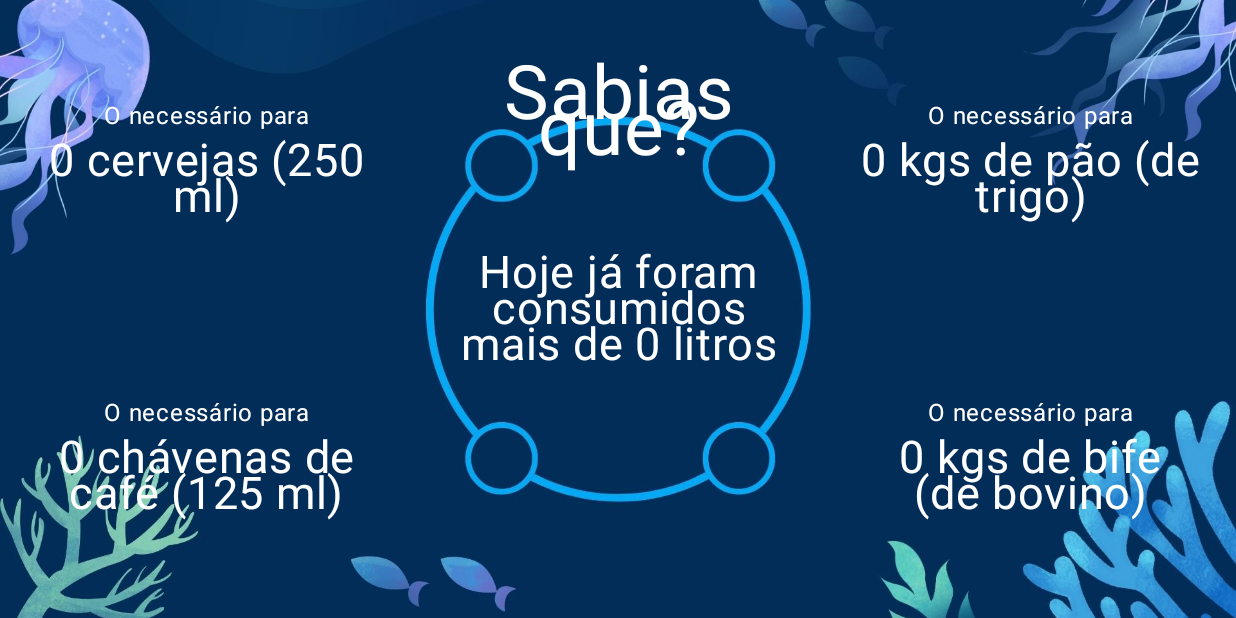
After one commit to priest110/nautilus, an Android app built with Jetpack Compose: the InfoScreen screen opened through its navigation route, on a phone screen of 824 x 412 dp (held sideways). The commit adds this screen. Run offline under Robolectric (Android 15) with nearby library versions, the phone set to English and light mode, and no system bars; our stand-ins replace Firebase (no records; nobody signed in at launch, a user with empty details on screens opened directly).

Commit message:
Add all functionalities and UI

```diff
--- a/app/src/main/java/com/example/nautilus/MainActivity.kt
+++ b/app/src/main/java/com/example/nautilus/MainActivity.kt
@@ -1,58 +1,22 @@
 package com.example.nautilus
 
-import android.media.tv.TvContract.Channels.Logo
 import android.os.Bundle
 import android.util.Log
 import androidx.activity.ComponentActivity
 import androidx.activity.compose.setContent
-import androidx.compose.foundation.Image
-import androidx.compose.foundation.layout.Arrangement
-import androidx.compose.foundation.layout.Box
-import androidx.compose.foundation.layout.Column
-import androidx.compose.foundation.layout.fillMaxHeight
-import androidx.compose.foundation.layout.fillMaxSize
-import androidx.compose.foundation.layout.fillMaxWidth
-import androidx.compose.foundation.layout.padding
-import androidx.compose.material.icons.Icons
-import androidx.compose.material.icons.rounded.Add
-import androidx.compose.material3.Button
-import androidx.compose.material3.Icon
-import androidx.compose.material3.MaterialTheme
-import androidx.compose.material3.Surface
-import androidx.compose.material3.Text
-import androidx.compose.runtime.Composable
-import androidx.compose.runtime.getValue
-import androidx.compose.runtime.mutableStateOf
-import androidx.compose.runtime.saveable.rememberSaveable
-import androidx.compose.runtime.setValue
-import androidx.compose.ui.Alignment
-import androidx.compose.ui.Modifier
-import androidx.compose.ui.graphics.painter.Painter
-import androidx.compose.ui.layout.ContentScale
-import androidx.compose.ui.res.painterResource
-import androidx.compose.ui.text.style.TextAlign
-import androidx.compose.ui.tooling.preview.Devices
-import androidx.compose.ui.tooling.preview.Preview
-import androidx.compose.ui.unit.dp
-import androidx.compose.ui.unit.sp
-import com.example.nautilus.data.DataSource
-import com.example.nautilus.model.AwarenessImage
-import com.example.nautilus.model.Shower
 import com.example.nautilus.ui.theme.NautilusTheme
 
-// Tag for logging
-private const val TAG = "MainActivity"
+private val TAG = "MainActivity" // Logging tag
 
 class MainActivity : ComponentActivity() {
+
     override fun onCreate(savedInstanceState: Bundle?) {
         super.onCreate(savedInstanceState)
         Log.d(TAG, "onCreate Called")
+
         setContent {
             NautilusTheme {
-                // A surface container using the 'background' color from the theme
-                Surface(modifier = Modifier.fillMaxSize(), color = MaterialTheme.colorScheme.background) {
-                    NautilusApp(showers = DataSource.showersList, awarenessImages = DataSource.awarenessImagesList)
-                }
+                NautilusApp()
             }
         }
     }
@@ -87,65 +51,3 @@ class MainActivity : ComponentActivity() {
         Log.d(TAG, "onDestroy Called")
     }
 }
-
-@Composable
-fun NautilusApp(showers: List<Shower>, awarenessImages: List<AwarenessImage>, modifier: Modifier = Modifier) {
-    var totalLiters by rememberSaveable { mutableStateOf(0) }
-    var litersByShower by rememberSaveable { mutableStateOf(0) }
-
-    var currentAwarenessImageIndex by rememberSaveable { mutableStateOf(0) }
-
-    var currentAwarenessImageLiters by rememberSaveable {
-        mutableStateOf(awarenessImages[currentAwarenessImageIndex].liters)
-    }
-    var currentAwarenessImageId by rememberSaveable {
-        mutableStateOf(awarenessImages[currentAwarenessImageIndex].imageId)
-    }
-
-    val background = painterResource(id = R.drawable.background)
-    Box {
-        // Background
-        Image(
-            painter = background,
-            contentDescription = null,
-            contentScale = ContentScale.Crop,
-            modifier = modifier.fillMaxSize()
-        )
-        // Create a column so that texts don't overlap
-        Column(
-            modifier = Modifier
-                .fillMaxWidth()
-                .fillMaxHeight(),
-            verticalArrangement = Arrangement.Center,
-            horizontalAlignment = Alignment.CenterHorizontally
-        ) {
-            val image = painterResource(id = R.drawable.nautilus)
-            Image(
-                painter = image,
-                contentDescription = "Logo Nautilus",
-                modifier = Modifier
-                    .padding(8.dp)
-            )
-            Button(onClick = { println("Click") }){
-                Text(
-                    text = "SABE MAIS ",
-                    fontSize = 30.sp
-                )
-                Icon(
-                    Icons.Rounded.Add,
-                    contentDescription = null
-                )
-            }
-        }
-    }
-}
-
-
-
-@Preview(showBackground = true, widthDp = 1280, heightDp = 900)
-@Composable
-fun NautilusAppPreview() {
-    NautilusTheme {
-        NautilusApp(showers = DataSource.showersList, awarenessImages = DataSource.awarenessImagesList)
-    }
-}
--- /dev/null
+++ b/app/src/main/java/com/example/nautilus/NautilusScreen.kt
@@ -0,0 +1,61 @@
+package com.example.nautilus
+
+import androidx.annotation.StringRes
+import androidx.compose.foundation.layout.fillMaxHeight
+import androidx.compose.foundation.layout.fillMaxSize
+import androidx.compose.material3.Surface
+import androidx.compose.runtime.Composable
+import androidx.compose.runtime.collectAsState
+import androidx.compose.runtime.getValue
+import androidx.compose.ui.Modifier
+import androidx.lifecycle.viewmodel.compose.viewModel
+import androidx.navigation.NavHostController
+import androidx.navigation.compose.NavHost
+import androidx.navigation.compose.composable
+import androidx.navigation.compose.rememberNavController
+import com.example.nautilus.data.DataSource
+import com.example.nautilus.ui.HomeScreen
+import com.example.nautilus.ui.InfoScreen
+import com.example.nautilus.ui.ShowersViewModel
+
+/**
+ * enum values that represent the screens in the app
+ */
+enum class NautilusScreen(@StringRes val title: Int) {
+    Home(title = R.string.app_name),
+    Info(title = R.string.info),
+}
+
+@Composable
+fun NautilusApp(
+    viewModel: ShowersViewModel = viewModel(),
+    navController: NavHostController = rememberNavController()
+) {
+    Surface(
+        modifier = Modifier.fillMaxSize(),
+    ) {  ->
+        val uiState by viewModel.uiState.collectAsState()
+
+        NavHost(
+            navController = navController,
+            startDestination = NautilusScreen.Home.name,
+        ) {
+            composable(route = NautilusScreen.Home.name) {
+                HomeScreen(
+                    onNextButtonClicked = {
+                        navController.navigate(NautilusScreen.Info.name)
+                    },
+                    modifier = Modifier
+                        .fillMaxSize()
+                )
+            }
+            composable(route = NautilusScreen.Info.name) {
+                InfoScreen(
+                    total = uiState.totalLiters,
+                    messages = DataSource.awarenessMessages,
+                    modifier = Modifier.fillMaxHeight()
+                )
+            }
+        }
+    }
+}
--- a/app/src/main/java/com/example/nautilus/data/DataSource.kt
+++ b/app/src/main/java/com/example/nautilus/data/DataSource.kt
@@ -1,27 +1,16 @@
 package com.example.nautilus.data
 
-import com.example.nautilus.model.AwarenessImage
-import com.example.nautilus.model.Shower
+import com.example.nautilus.R
 
 
 /**
- * [Datasource] generates a list of [Shower] and [AwarenessImage]
+ * [DataSource] generates a list of awareness images
  */
 object DataSource {
-    val showersList = listOf(
-        Shower(0, 5),
-        Shower(1, 10),
-        Shower(2, 15),
-        Shower(3, 30),
-        Shower(4, 50),
-        Shower(5, 100)
-    )
-    val awarenessImagesList = listOf(
-        AwarenessImage(0, 5),
-        AwarenessImage(1, 10),
-        AwarenessImage(2, 15),
-        AwarenessImage(3, 30),
-        AwarenessImage(4, 50),
-        AwarenessImage(5, 100)
+    val awarenessMessages = listOf(
+        Pair(R.string.beers, 74),    // 74 litre for a glass of 250 ml (beer)
+        Pair(R.string.coffees, 132), // 132 litre per cup of 125 ml (coffee)
+        Pair(R.string.breads, 1608), // 1608 litre/kg pão de trigo
+        Pair(R.string.beefs, 15415)   // 15415 litre/kg bife de bovino
     )
 }
--- /dev/null
+++ b/app/src/main/java/com/example/nautilus/data/FirebaseConfig.kt
@@ -0,0 +1,29 @@
+package com.example.nautilus.data
+
+import android.util.Log
+import com.google.firebase.database.DataSnapshot
+import com.google.firebase.database.DatabaseError
+import com.google.firebase.database.DatabaseReference
+import com.google.firebase.database.FirebaseDatabase
+import com.google.firebase.database.ValueEventListener
+
+private const val TAG = "FirebaseConfig"
+
+object FirebaseConfig {
+    val database by lazy {
+        FirebaseDatabase.getInstance()
+    }
+}
+
+fun seedData(sensorsRefs: DatabaseReference, onDataChangeCallback: (DataSnapshot) -> Unit) {
+    sensorsRefs.addValueEventListener(object : ValueEventListener {
+        override fun onDataChange(dataSnapshot: DataSnapshot) {
+            onDataChangeCallback(dataSnapshot)
+        }
+
+        override fun onCancelled(error: DatabaseError) {
+            // Failed to read value
+            Log.w(TAG, "Failed to read value.", error.toException())
+        }
+    })
+}
--- a/app/src/main/java/com/example/nautilus/model/AwarenessImage.kt
+++ /dev/null
@@ -1,6 +0,0 @@
-package com.example.nautilus.model
-
-/**
- * [AwarenessImage] is the data class to represent the AwarenessImage imageId, and liters
- */
-data class AwarenessImage (val imageId: Int, val liters: Int)
--- a/app/src/main/java/com/example/nautilus/model/Shower.kt
+++ /dev/null
@@ -1,6 +0,0 @@
-package com.example.nautilus.model
-
-/**
- * [Shower] is the data class to represent the Shower showerId, liters
- */
-data class Shower (val showerId: Int, val liters: Int)
--- /dev/null
+++ b/app/src/main/java/com/example/nautilus/model/Showers.kt
@@ -0,0 +1,11 @@
+package com.example.nautilus.model
+
+/**
+ * [Showers] is the data class to represent the list of Showers
+ */
+data class Showers(
+    /** List of the showers ids that are consuming water */
+    val showersIds: List<String?> = listOf(),
+    /** Total of liters consumed today */
+    val totalLiters: Int = 0
+)
--- /dev/null
+++ b/app/src/main/java/com/example/nautilus/ui/HomeScreen.kt
@@ -0,0 +1,85 @@
+package com.example.nautilus.ui
+
+import androidx.compose.foundation.Image
+import androidx.compose.foundation.layout.Arrangement
+import androidx.compose.foundation.layout.Box
+import androidx.compose.foundation.layout.Column
+import androidx.compose.foundation.layout.fillMaxHeight
+import androidx.compose.foundation.layout.fillMaxSize
+import androidx.compose.foundation.layout.fillMaxWidth
+import androidx.compose.foundation.layout.padding
+import androidx.compose.material.icons.Icons
+import androidx.compose.material.icons.rounded.Info
+import androidx.compose.material3.Button
+import androidx.compose.material3.Icon
+import androidx.compose.material3.Text
+import androidx.compose.runtime.Composable
+import androidx.compose.ui.Alignment
+import androidx.compose.ui.Modifier
+import androidx.compose.ui.layout.ContentScale
+import androidx.compose.ui.res.painterResource
+import androidx.compose.ui.tooling.preview.Preview
+import androidx.compose.ui.unit.dp
+import androidx.compose.ui.unit.sp
+import com.example.nautilus.R
+import com.example.nautilus.ui.theme.NautilusTheme
+
+/**
+ * Composable that allows the user to select the "Sabe Mais" and triggers the navigation to
+ * next screen
+ */
+@Composable
+fun HomeScreen(
+    onNextButtonClicked: () -> Unit,
+    modifier: Modifier = Modifier
+) {
+    // Reusable strings and images
+    val background = painterResource(id = R.drawable.background)
+
+    Box {
+        // Background
+        Image(
+            painter = background,
+            contentDescription = null,
+            contentScale = ContentScale.Crop,
+            modifier = modifier.fillMaxSize()
+        )
+        // Create a column so that texts don't overlap
+        Column(
+            modifier = Modifier
+                .fillMaxWidth()
+                .fillMaxHeight(),
+            verticalArrangement = Arrangement.Center,
+            horizontalAlignment = Alignment.CenterHorizontally
+        ) {
+            val image = painterResource(id = R.drawable.nautilus)
+            Image(
+                painter = image,
+                contentDescription = "Logo Nautilus",
+                modifier = Modifier
+                    .padding(8.dp)
+            )
+            Button(onClick = onNextButtonClicked){
+                Text(
+                    text = "SABE MAIS ",
+                    fontSize = 30.sp
+                )
+                Icon(
+                    Icons.Rounded.Info,
+                    contentDescription = null
+                )
+            }
+        }
+    }
+}
+
+@Preview(showBackground = true, widthDp = 1280, heightDp = 900)
+@Composable
+fun HomePreview(){
+    NautilusTheme {
+        HomeScreen(
+            onNextButtonClicked = {},
+            modifier = Modifier.fillMaxSize()
+        )
+    }
+}
--- /dev/null
+++ b/app/src/main/java/com/example/nautilus/ui/InfoScreen.kt
@@ -0,0 +1,218 @@
+package com.example.nautilus.ui
+
+import androidx.compose.foundation.Image
+import androidx.compose.foundation.layout.Arrangement
+import androidx.compose.foundation.layout.Box
+import androidx.compose.foundation.layout.Column
+import androidx.compose.foundation.layout.Row
+import androidx.compose.foundation.layout.fillMaxHeight
+import androidx.compose.foundation.layout.fillMaxSize
+import androidx.compose.foundation.layout.fillMaxWidth
+import androidx.compose.foundation.layout.padding
+import androidx.compose.material3.Text
+import androidx.compose.runtime.Composable
+import androidx.compose.ui.Alignment
+import androidx.compose.ui.Modifier
+import androidx.compose.ui.graphics.Color
+import androidx.compose.ui.layout.ContentScale
+import androidx.compose.ui.res.painterResource
+import androidx.compose.ui.res.stringResource
+import androidx.compose.ui.text.style.TextAlign
+import androidx.compose.ui.unit.dp
+import androidx.compose.ui.unit.sp
+import com.example.nautilus.R
+
+/**
+ * Composable that raises awareness about the water consumption depending on the amount
+ * water consumed
+ */
+@Composable
+fun InfoScreen(
+    total: Int,
+    messages: List<Pair<Int, Int>>,
+    modifier: Modifier = Modifier
+) {
+    // Reusable strings and images
+    val water_amount = stringResource(id = R.string.water_amount)
+    val messagesConsideringTotal: List<Pair<Int, Int>> = messages.map { Pair(it.first, total/it.second) }
+    val background = painterResource(id = R.drawable.total_liters)
+
+    Box {
+        // Background
+        Image(
+            painter = background,
+            contentDescription = null,
+            contentScale = ContentScale.Crop,
+            modifier = modifier.fillMaxSize()
+        )
+
+        Row(
+            modifier = modifier
+                .fillMaxSize()
+        ) {
+
+            Column(
+                modifier = Modifier.weight(1f).fillMaxHeight().padding(8.dp)
+            ) {
+                Row(
+                    modifier = Modifier.weight(1f).fillMaxWidth()
+                ) {
+                    Column {
+                        Box(
+                            modifier = Modifier.weight(1f).fillMaxWidth().padding(8.dp)
+                        ) {
+                            Column(
+                                modifier = Modifier
+                                    .fillMaxSize()
+                                    .padding(8.dp),
+                                verticalArrangement = Arrangement.Center, // Aligns content vertically
+                                horizontalAlignment = Alignment.CenterHorizontally, // Aligns content horizontally
+                            ) {
+                                Text(
+                                    text = "O necessário para",
+                                    color = Color.White,
+                                    textAlign = TextAlign.Center
+                                )
+
+                                Text(
+                                    text = "${messagesConsideringTotal[0].second} ${stringResource(id = messagesConsideringTotal[0].first)}",
+                                    color = Color.White,
+                                    fontSize = 30.sp,
+                                    textAlign = TextAlign.Center
+                                )
+                            }
+                        }
+                        Box(
+                            modifier = Modifier
+                                .weight(1f)
+                                .fillMaxHeight()
+                                .padding(8.dp)
+                        ) {
+                            Column(
+                                modifier = Modifier
+                                    .fillMaxSize()
+                                    .padding(8.dp),
+                                verticalArrangement = Arrangement.Center, // Aligns content vertically
+                                horizontalAlignment = Alignment.CenterHorizontally, // Aligns content horizontally
+                            ) {
+                                Text(
+                                    text = "O necessário para",
+                                    color = Color.White,
+                                    textAlign = TextAlign.Center
+                                )
+
+                                Text(
+                                    text = "${messagesConsideringTotal[1].second} ${stringResource(id = messagesConsideringTotal[1].first)}",
+                                    color = Color.White,
+                                    fontSize = 30.sp,
+                                    textAlign = TextAlign.Center
+                                )
+                            }
+                        }
+                    }
+                }
+            }
+
+            Column(
+                modifier = Modifier.weight(1f).fillMaxHeight().padding(8.dp),
+                verticalArrangement = Arrangement.Center,
+                horizontalAlignment = Alignment.CenterHorizontally
+            ) {
+                Row(
+                    modifier = Modifier.weight(1f).fillMaxWidth()
+                ) {
+                    Column {
+                        Box(
+                            modifier = Modifier.weight(1f).fillMaxWidth().padding(8.dp)
+                        ) {
+                            Text(
+                                text = "Sabias que?",
+                                color = Color.White,
+                                fontSize = 50.sp,
+                                modifier = Modifier.align(Alignment.Center),
+                                textAlign = TextAlign.Center
+                            )
+                        }
+                        Box(
+                            modifier = Modifier.weight(1f).fillMaxWidth().padding(8.dp)
+                        ) {
+                            Text(
+                                text = "$water_amount $total litros",
+                                color = Color.White,
+                                fontSize = 30.sp,
+                                modifier = Modifier.align(Alignment.Center),
+                                textAlign = TextAlign.Center
+                            )
+                        }
+                        Box(
+                            modifier = Modifier.weight(1f).fillMaxWidth().padding(8.dp)
+                        ) {
+                        }
+                    }
+                }
+            }
+
+            Column(
+                modifier = Modifier.weight(1f).fillMaxHeight().padding(8.dp)
+            ) {
+                Row(
+                    modifier = Modifier.weight(1f).fillMaxWidth()
+                ) {
+                    Column {
+                        Box(
+                            modifier = Modifier.weight(1f).fillMaxWidth().padding(8.dp)
+                        ) {
+                            Column(
+                                modifier = Modifier
+                                    .fillMaxSize()
+                                    .padding(8.dp),
+                                verticalArrangement = Arrangement.Center, // Aligns content vertically
+                                horizontalAlignment = Alignment.CenterHorizontally, // Aligns content horizontally
+                            ) {
+                                Text(
+                                    text = "O necessário para",
+                                    color = Color.White,
+                                    textAlign = TextAlign.Center
+                                )
+
+                                Text(
+                                    text = "${messagesConsideringTotal[2].second} ${stringResource(id = messagesConsideringTotal[2].first)}",
+                                    color = Color.White,
+                                    fontSize = 30.sp,
+                                    textAlign = TextAlign.Center
+                                )
+                            }
+                        }
+                        Box(
+                            modifier = Modifier
+                                .weight(1f)
+                                .fillMaxHeight()
+                                .padding(8.dp)
+                        ) {
+                            Column(
+                                modifier = Modifier
+                                    .fillMaxSize()
+                                    .padding(8.dp),
+                                verticalArrangement = Arrangement.Center, // Aligns content vertically
+                                horizontalAlignment = Alignment.CenterHorizontally, // Aligns content horizontally
+                            ) {
+                                Text(
+                                    text = "O necessário para",
+                                    color = Color.White,
+                                    textAlign = TextAlign.Center
+                                )
+
+                                Text(
+                                    text = "${messagesConsideringTotal[3].second} ${stringResource(id = messagesConsideringTotal[3].first)}",
+                                    color = Color.White,
+                                    fontSize = 30.sp,
+                                    textAlign = TextAlign.Center
+                                )
+                            }
+                        }
+                    }
+                }
+            }
+        }
+    }
+}
--- /dev/null
+++ b/app/src/main/java/com/example/nautilus/ui/ShowersViewModel.kt
@@ -0,0 +1,86 @@
+package com.example.nautilus.ui
+
+import android.util.Log
+import androidx.lifecycle.ViewModel
+import com.example.nautilus.data.FirebaseConfig
+import com.example.nautilus.data.seedData
+import com.example.nautilus.model.Showers
+import com.google.firebase.database.DataSnapshot
+import com.google.firebase.database.DatabaseReference
+import kotlinx.coroutines.flow.MutableStateFlow
+import kotlinx.coroutines.flow.StateFlow
+import kotlinx.coroutines.flow.asStateFlow
+import kotlinx.coroutines.flow.update
+
+
+private const val TAG = "ShowersViewModel" // Logging tag
+
+/**
+ * [ShowersViewModel] holds information about the water consumption by the showers
+ */
+class ShowersViewModel : ViewModel() {
+
+    /**
+     * Showers state
+     */
+    private val _uiState = MutableStateFlow(Showers())
+    val uiState: StateFlow<Showers> = _uiState.asStateFlow()
+
+    init {
+        // Load database and run seed data
+        val database = FirebaseConfig.database
+        val sensorsRefs = database.reference
+        seedData(sensorsRefs) { dataSnapshot ->
+            // This method is called once with the initial value and again
+            // whenever data at this location is updated.
+            if (_uiState.value.showersIds.isEmpty())
+                setShowers(dataSnapshot, sensorsRefs)
+            setTotal(dataSnapshot)
+        }
+    }
+
+    /**
+     * Set the list of ids [dataSnapshot] that compose the shower room
+     */
+    fun setShowers(dataSnapshot: DataSnapshot, sensorsRefs: DatabaseReference){
+        // Update the showers ids
+        _uiState.update { currentState ->
+            currentState.copy(
+                showersIds = dataSnapshot.children.map { it.key }
+            )
+        }
+
+        // Reset the liters
+        val updatedLitersMap = mutableMapOf<String, Any>()
+        dataSnapshot.children.forEach { showerSnapshot ->
+            val showerId = showerSnapshot.key
+            // Reset "Liters5Min" to 0
+            updatedLitersMap["$showerId/Liters5min"] = 0
+        }
+        sensorsRefs.updateChildren(updatedLitersMap)
+
+        val x = dataSnapshot.children.map { it.key }
+        Log.w(TAG,  "Sensors: $x")
+    }
+
+    /**
+     * Set the total of liters [dataSnapshot] consumed by the showers
+     */
+    fun setTotal(dataSnapshot: DataSnapshot){
+        _uiState.update { currentState ->
+            currentState.copy(
+                totalLiters = dataSnapshot.children.map { it.child("Liters5min").value.toString().toInt() }.sumOf { it }
+            )
+        }
+
+        val x = dataSnapshot.children.map { it.child("Liters5min").value.toString().toInt() }.sumOf { it }
+        Log.w(TAG,  "Total: $x")
+    }
+
+    /**
+     * Reset showers
+     */
+    fun resetShowers() {
+        _uiState.value = Showers()
+    }
+}
--- a/app/src/main/res/values/strings.xml
+++ b/app/src/main/res/values/strings.xml
@@ -1,3 +1,9 @@
 <resources>
     <string name="app_name">Nautilus</string>
+    <string name="info">Sabias que?</string>
+    <string name="water_amount">Hoje já foram consumidos mais de</string>
+    <string name="beers">cervejas (250 ml)</string>
+    <string name="coffees">chávenas de café (125 ml)</string>
+    <string name="breads">kgs de pão (de trigo)</string>
+    <string name="beefs">kgs de bife (de bovino)</string>
 </resources>
--- a/build.gradle.kts
+++ b/build.gradle.kts
@@ -2,4 +2,6 @@
 plugins {
     id("com.android.application") version "8.1.2" apply false
     id("org.jetbrains.kotlin.android") version "1.8.10" apply false
+    // Add the dependency for the Google services Gradle plugin
+    id("com.google.gms.google-services") version "4.3.15" apply false
 }
```
Also changed, not shown: app/build.gradle.kts (+24 -5 lines), app/src/main/res/drawable-nodpi/total_liters.jpg (added).
